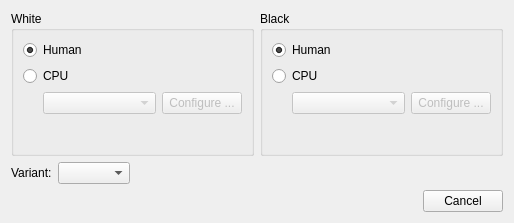
Qt form projects/gui/ui/newgamedlg.ui (cutechess/cutechess) before a commit.
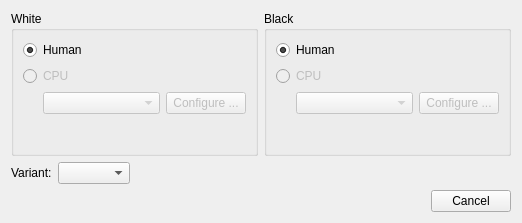
The same form after that commit.

The edit to the form file:
```diff
--- a/projects/gui/ui/newgamedlg.ui
+++ b/projects/gui/ui/newgamedlg.ui
@@ -6,7 +6,7 @@
    <rect>
     <x>0</x>
     <y>0</y>
-    <width>514</width>
+    <width>522</width>
     <height>223</height>
    </rect>
   </property>
@@ -38,6 +38,9 @@
             </item>
             <item>
              <widget class="QRadioButton" name="m_whitePlayerCpuRadio">
+              <property name="enabled">
+               <bool>false</bool>
+              </property>
               <property name="text">
                <string>CPU</string>
               </property>
@@ -124,6 +127,9 @@
             </item>
             <item>
              <widget class="QRadioButton" name="m_blackPlayerCpuRadio">
+              <property name="enabled">
+               <bool>false</bool>
+              </property>
               <property name="text">
                <string>CPU</string>
               </property>
```
